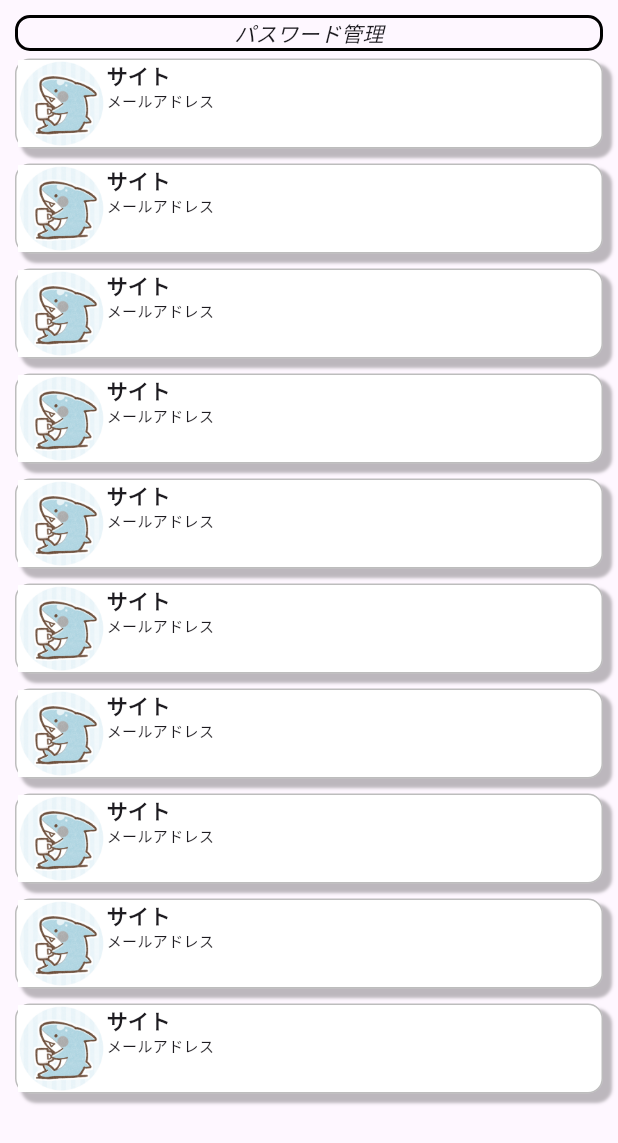
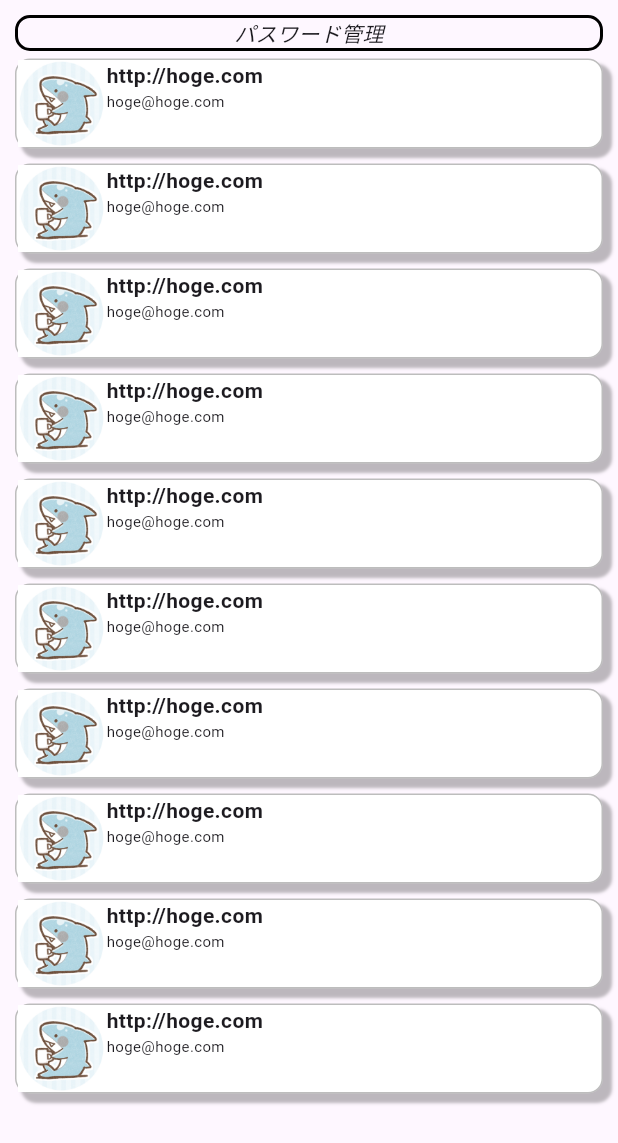
Before and after one commit to mochi-lovegame/password-manager, a Flutter app: the screen it shows after launch, on a phone screen of 412 x 824 dp. Shown: the top 1143 px of the screen. Run offline on Flutter 3.47's test engine with Material 3 defaults, Android fonts, the phone set to English and light mode, and no system bars.

Commit message:
createCardの引数を追加
引数を追加し、サイト、パスワードを外部から変更するように修正

```diff
--- a/lib/main.dart
+++ b/lib/main.dart
@@ -23,11 +23,11 @@ class MyApp extends StatelessWidget {
 List<Widget> createCards(int n) {
   return [
     title(),
-    for(int i = 0; i < n; i++) createCard()
+    for(int i = 0; i < n; i++) createCard('http://hoge.com', 'hoge@hoge.com')
   ];
 }
 
-Widget createCard() {
+Widget createCard(String site, String email) {
   return Container(
     margin: EdgeInsets.only(left: 10, right: 10, top: 0, bottom: 10),
     decoration: BoxDecoration(
@@ -55,8 +55,8 @@ Widget createCard() {
         Column(
           crossAxisAlignment: CrossAxisAlignment.start,
           children: [
-            Text("サイト", style: TextStyle(fontWeight: FontWeight.bold)),
-            Text("メールアドレス", style: TextStyle(fontSize: 10)),
+            Text(site, style: TextStyle(fontWeight: FontWeight.bold)),
+            Text(email, style: TextStyle(fontSize: 10)),
           ],
         ),
       ],
```
